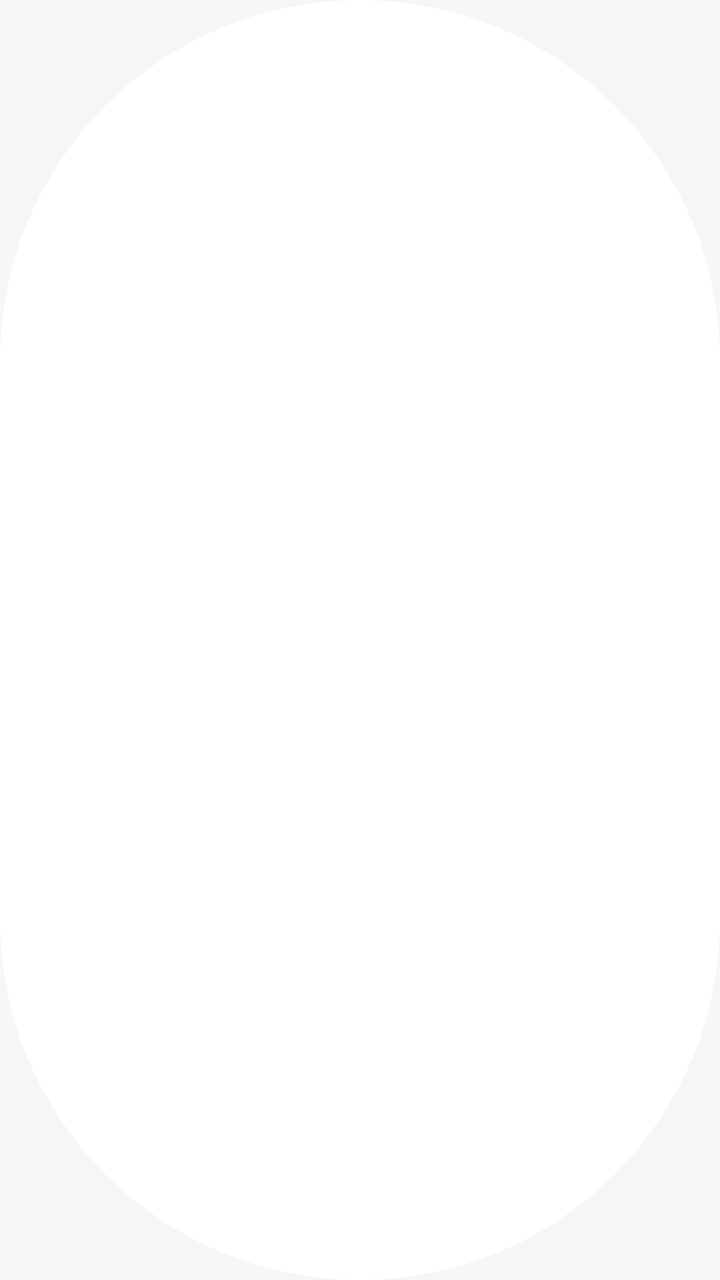
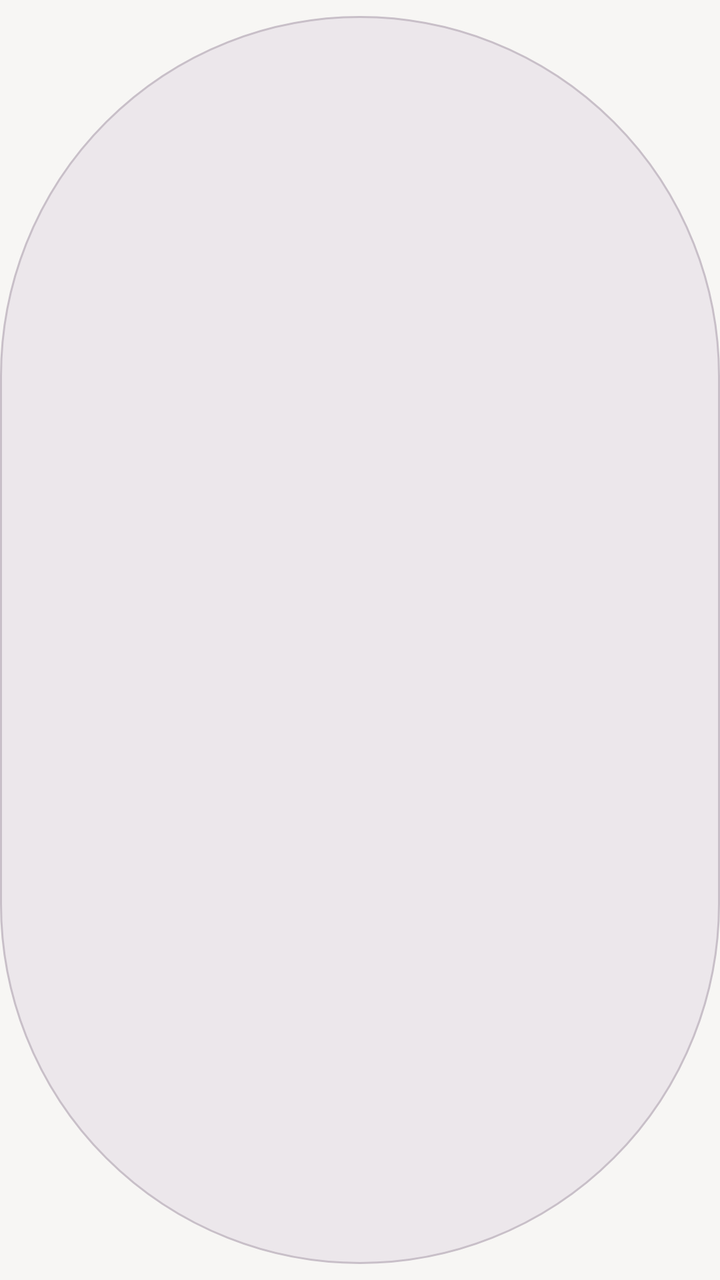

Two renders of the same Android screen: before a commit and after it. Below are the layout's source before the change and the commit's diff.
<!-- AndroidManifest.xml: application theme Theme.DuanjuPlayer -->
<!-- res/layout/item_group_chip.xml -->
<?xml version="1.0" encoding="utf-8"?>
<TextView xmlns:android="http://schemas.android.com/apk/res/android"
    android:id="@+id/group_label"
    android:layout_width="wrap_content"
    android:layout_height="wrap_content"
    android:layout_marginEnd="8dp"
    android:background="@drawable/bg_chip_normal"
    android:paddingHorizontal="13dp"
    android:paddingVertical="6dp"
    android:textColor="@color/app_on_surface_variant"
    android:textSize="12sp" />
<!-- resources referenced by this layout -->
<resources>
  <color name="app_on_surface_variant">#FF6E6C78</color>
  <!-- drawable bg_chip_normal (drawable) -->
  <?xml version="1.0" encoding="utf-8"?>
  <shape xmlns:android="http://schemas.android.com/apk/res/android" android:shape="rectangle">
      <solid android:color="@color/app_surface" />
      <corners android:radius="999dp" />
  </shape>
  <style name="Theme.DuanjuPlayer" parent="Theme.MaterialComponents.DayNight.NoActionBar">
          <item name="colorPrimary">@color/accent</item>
          <item name="colorPrimaryVariant">@color/accent_dark</item>
          <item name="colorOnPrimary">#FFFFFFFF</item>
          <item name="colorSecondary">@color/accent</item>
          <item name="colorSurface">@color/app_surface</item>
          <item name="colorOnSurface">@color/app_on_bg</item>
          <item name="colorControlActivated">@color/accent</item>
          <item name="android:colorBackground">@color/app_bg</item>
          <item name="android:textColorPrimary">@color/app_on_bg</item>
          <item name="android:textColorSecondary">@color/app_on_surface_variant</item>
          <item name="android:windowBackground">@color/app_bg</item>
          <item name="android:statusBarColor">@color/app_bg</item>
          <item name="android:navigationBarColor">@color/app_bg</item>
          <item name="android:windowLightStatusBar">@bool/light_system_bars</item>
      </style>
  <color name="app_surface">#FFFFFFFF</color>
  <color name="accent">#FFE0334F</color>
  <color name="accent_dark">#FFC22743</color>
  <color name="app_on_bg">#FF1F1E26</color>
  <color name="app_bg">#FFF7F6F4</color>
</resources>

<!-- the commit's change to res/layout/item_group_chip.xml (unified diff, before → after) -->
@@ -4,8 +4,10 @@
     android:layout_width="wrap_content"
     android:layout_height="wrap_content"
     android:layout_marginEnd="8dp"
-    android:background="@drawable/bg_chip_normal"
+    android:background="@drawable/bg_group_chip_normal"
     android:paddingHorizontal="13dp"
-    android:paddingVertical="6dp"
-    android:textColor="@color/app_on_surface_variant"
+    android:paddingVertical="0dp"
+    android:minHeight="48dp"
+    android:gravity="center"
+    android:textColor="@color/choice_foreground"
     android:textSize="12sp" />
<!-- resource entries referenced after the edit -->
@@ -1,13 +1,18 @@
 <!-- resources referenced by this layout -->
 <resources>
+  <color name="choice_foreground">#FF37343E</color>
+  <!-- drawable bg_group_chip_normal (drawable) -->
+  <?xml version="1.0" encoding="utf-8"?>
+  <inset xmlns:android="http://schemas.android.com/apk/res/android" android:insetTop="8dp" android:insetBottom="8dp" android:drawable="@drawable/bg_chip_normal" />
   <color name="app_on_surface_variant">#FF6E6C78</color>
   <!-- drawable bg_chip_normal (drawable) -->
   <?xml version="1.0" encoding="utf-8"?>
   <shape xmlns:android="http://schemas.android.com/apk/res/android" android:shape="rectangle">
-      <solid android:color="@color/app_surface" />
+      <solid android:color="@color/choice_background" />
+      <stroke android:width="1dp" android:color="@color/choice_outline" />
       <corners android:radius="999dp" />
   </shape>
-  <style name="Theme.DuanjuPlayer" parent="Theme.MaterialComponents.DayNight.NoActionBar">
+  <style name="Base.Theme.DuanjuPlayer" parent="Theme.MaterialComponents.DayNight.NoActionBar">
           <item name="colorPrimary">@color/accent</item>
           <item name="colorPrimaryVariant">@color/accent_dark</item>
           <item name="colorOnPrimary">#FFFFFFFF</item>
@@ -20,9 +25,13 @@
           <item name="android:textColorSecondary">@color/app_on_surface_variant</item>
           <item name="android:windowBackground">@color/app_bg</item>
           <item name="android:statusBarColor">@color/app_bg</item>
-          <item name="android:navigationBarColor">@color/app_bg</item>
+          
+          <item name="android:navigationBarColor">#FF101018</item>
           <item name="android:windowLightStatusBar">@bool/light_system_bars</item>
       </style>
+  <color name="choice_background">#FFECE7EB</color>
+  <color name="choice_outline">#FFC8BFC8</color>
+  <style name="Theme.DuanjuPlayer" parent="Base.Theme.DuanjuPlayer" />
   <color name="app_surface">#FFFFFFFF</color>
   <color name="accent">#FFE0334F</color>
   <color name="accent_dark">#FFC22743</color>
